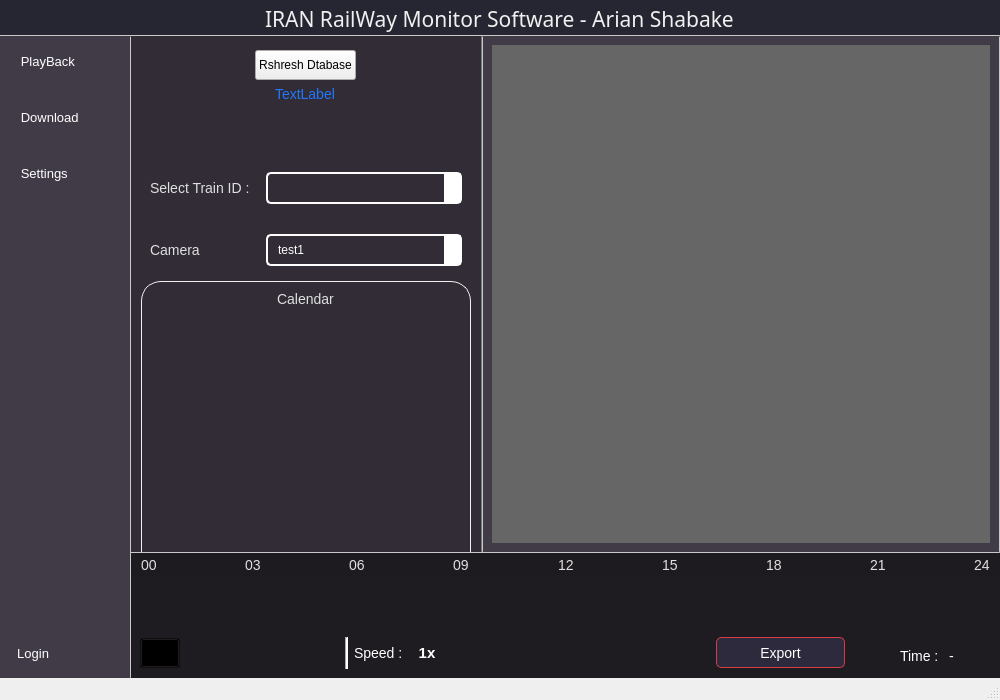
amirhossein-mlkz/railProject_server, file UIFiles/main_UI.ui: the form before one commit.
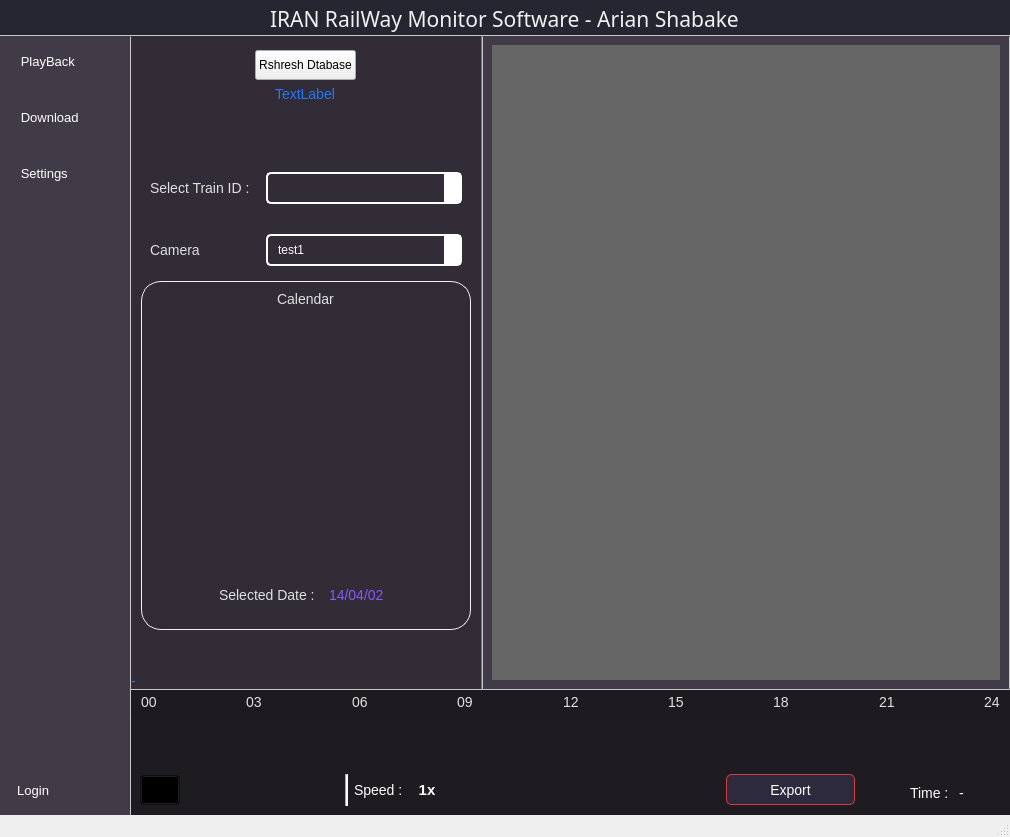
The form after the commit. The open tabs and pages were chosen to show the change. Icons and pictures are not drawn. Custom widgets are drawn as their Qt base class.

Patch:
```diff
--- a/UIFiles/main_UI.ui
+++ b/UIFiles/main_UI.ui
@@ -6,8 +6,8 @@
    <rect>
     <x>0</x>
     <y>0</y>
-    <width>1000</width>
-    <height>700</height>
+    <width>1010</width>
+    <height>837</height>
    </rect>
   </property>
   <property name="minimumSize">
@@ -1535,6 +1535,16 @@
                         </property>
                        </spacer>
                       </item>
+                      <item>
+                       <widget class="QLabel" name="playback_arcive_msg_lbl">
+                        <property name="styleSheet">
+                         <string notr="true">color: rgb(34, 119, 255);</string>
+                        </property>
+                        <property name="text">
+                         <string>-</string>
+                        </property>
+                       </widget>
+                      </item>
                      </layout>
                     </widget>
                    </item>
@@ -4175,17 +4185,17 @@
   <widget class="QStatusBar" name="statusBar"/>
  </widget>
  <customwidgets>
+  <customwidget>
+   <class>timeSpinBox</class>
+   <extends>QSpinBox</extends>
+   <header>uiUtils.GUIComponents.h</header>
+  </customwidget>
   <customwidget>
    <class>MessageWidget</class>
    <extends>QWidget</extends>
    <header>uiUtils.GUIComponents.h</header>
    <container>1</container>
   </customwidget>
-  <customwidget>
-   <class>timeSpinBox</class>
-   <extends>QSpinBox</extends>
-   <header>uiUtils.GUIComponents.h</header>
-  </customwidget>
  </customwidgets>
  <tabstops>
   <tabstop>name_input</tabstop>
```
Left out of the diff: 8 changed lines with no effect on the pictures.
